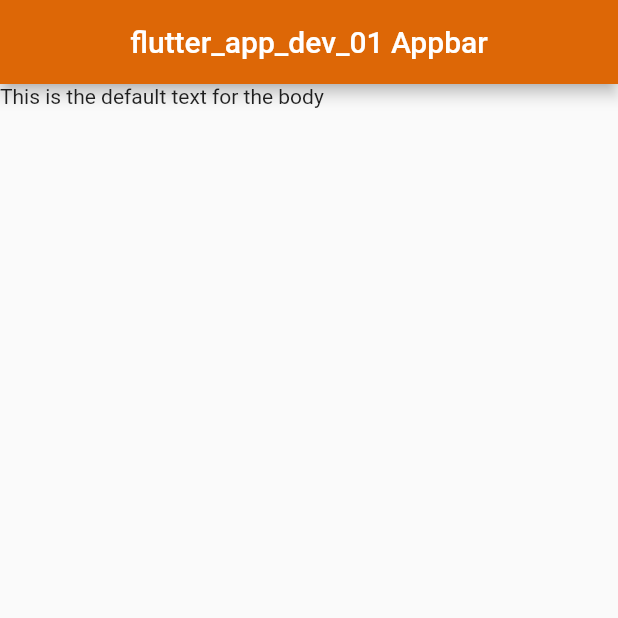
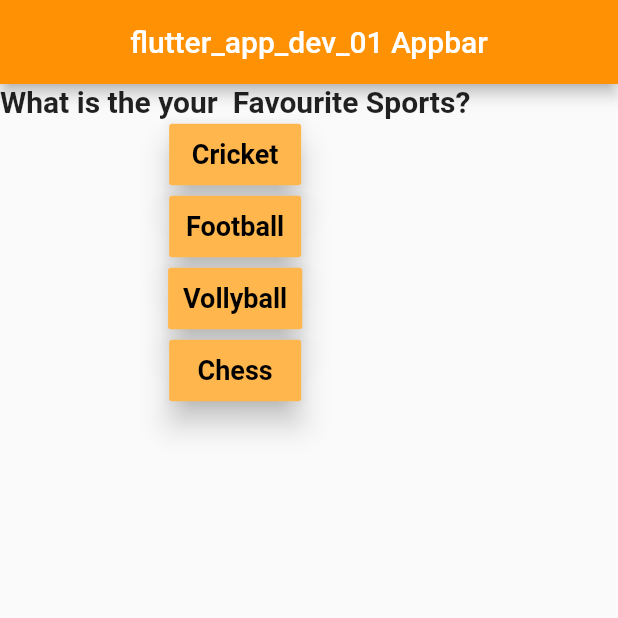
Before and after one commit to kaush-nura/flutter_app_dev_01, a Flutter app: the screen it shows after launch, on a phone screen of 412 x 824 dp, the top half of it. Run offline on Flutter 3.47's test engine with Material 2 defaults, Android fonts, the phone set to English and light mode, and no system bars.

Commit message:
added Raisebuttons

```diff
--- a/lib/main.dart
+++ b/lib/main.dart
@@ -1,4 +1,4 @@
-// ignore_for_file: use_key_in_widget_constructors, prefer_const_constructors, use_full_hex_values_for_flutter_colors
+// ignore_for_file: use_key_in_widget_constructors, prefer_const_constructors, use_full_hex_values_for_flutter_colors, prefer_const_literals_to_create_immutables, deprecated_member_use, avoid_print
 
 import 'package:flutter/material.dart';
 
@@ -21,16 +21,54 @@
         appBar: AppBar(
           title: Text('flutter_app_dev_01 ' 'Appbar' ''),
           centerTitle: true,
-          backgroundColor: Color.fromARGB(255, 221, 103, 6),
+          backgroundColor: Color.fromARGB(255, 255, 146, 4),
         ),
-        body: Text('This is the default text for the body'),
-
+        body: Column(children: [
+          Text('What is the your  Favourite Sports?',
+              style: TextStyle(fontSize: 20, fontWeight: FontWeight.bold)),
+          RaisedButton(
+              child: Text('Cricket',
+                  style: TextStyle(fontSize: 18, fontWeight: FontWeight.bold)),
+              textColor: Colors.black,
+              elevation: 8,
+              color: Colors.orange.shade300,
+              padding: EdgeInsets.all(10),
+              onPressed: () => {clicksportbtn('Cricket')}),
+          RaisedButton(
+              child: Text('Football',
+                  style: TextStyle(fontSize: 18, fontWeight: FontWeight.bold)),
+              textColor: Colors.black,
+              elevation: 8,
+              color: Colors.orange.shade300,
+              padding: EdgeInsets.all(10),
+              onPressed: () => {clicksportbtn('Football')}),
+          RaisedButton(
+              child: Text('Vollyball',
+                  style: TextStyle(fontSize: 18, fontWeight: FontWeight.bold)),
+              textColor: Colors.black,
+              elevation: 8,
+              color: Colors.orange.shade300,
+              padding: EdgeInsets.all(10),
+              onPressed: () => {clicksportbtn('Vollyball')}),
+          RaisedButton(
+              child: Text('Chess',
+                  style: TextStyle(fontSize: 18, fontWeight: FontWeight.bold)),
+              textColor: Colors.black,
+              elevation: 8,
+              color: Colors.orange.shade300,
+              padding: EdgeInsets.all(10),
+              onPressed: () => {clicksportbtn('Chess')}),
+        ]),
       ),
     );
   }
-}
 //every widget in flutter needs to extend stateless or stateful widget.
 //stateless mean not changes widget dynamically, statefull mean widgets can changes dynamically and include state value ex radiobutton,checkbox,etc
 //"build" method always call by flutter and responsible to returning new widget which should be drawn onto the screen
 //"runApp" tell to flutter to draw something  on to the screen also build method of the widget  pass to runApp
 //"context" like a object
+
+  void clicksportbtn(var sport) {
+    print(sport);
+  }
+}
```
